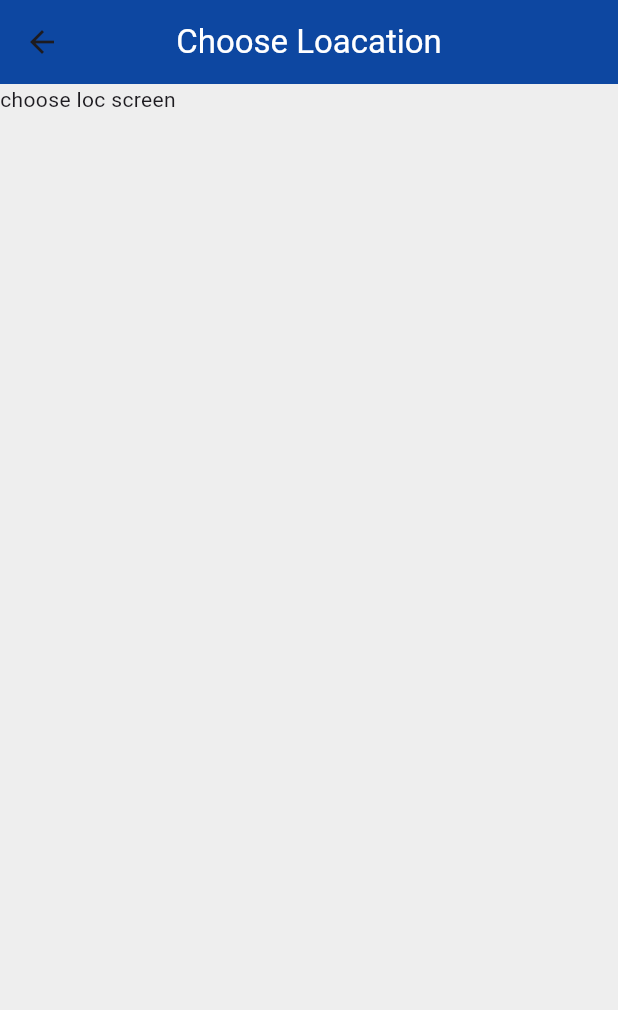
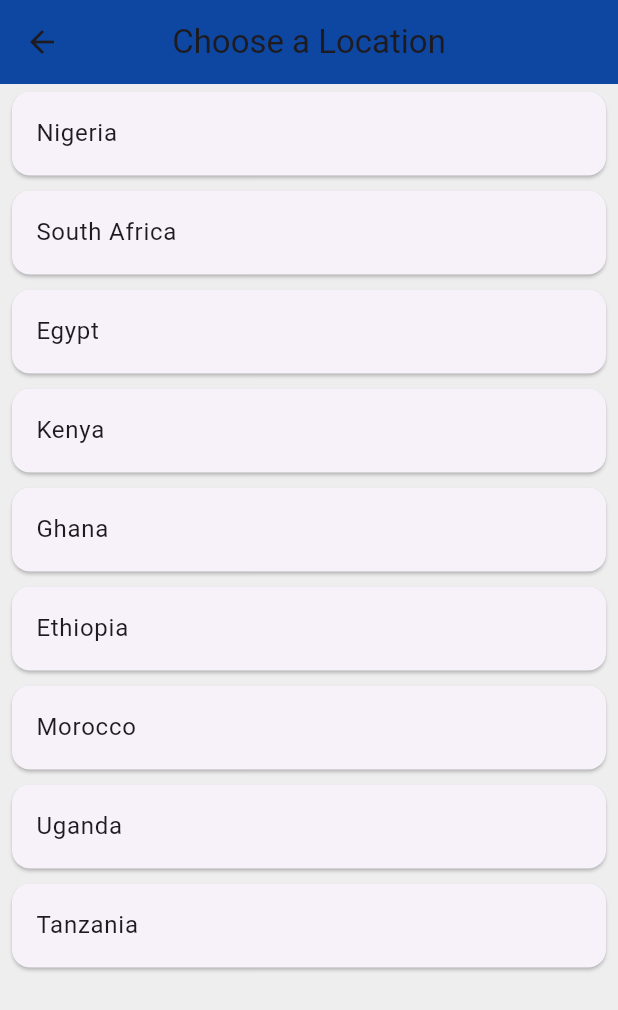
Before and after one commit to Andreicomia11-12/AquaDiary, a Flutter app: the screen it shows after launch, after a tap on "Edit Location", on a phone screen of 412 x 824 dp. Shown: the top 1010 px of the screen. Run offline on Flutter 3.47's test engine with Material 3 defaults, Android fonts, the light colour scheme and no system bars; our stand-ins replace shared_preferences; network calls fail.

Commit message:
New Commit World Time

```diff
--- a/lib/World_time/pages/choose_location.dart
+++ b/lib/World_time/pages/choose_location.dart
@@ -1,4 +1,5 @@
 import 'package:flutter/material.dart';
+import 'package:aquadiary/World_time/pages/world_time_Service.dart';
 
 class ChooseLocation extends StatefulWidget {
   const ChooseLocation({super.key});
@@ -8,24 +9,57 @@ class ChooseLocation extends StatefulWidget {
 }
 
 class _ChooseLocationState extends State<ChooseLocation> {
+  List<WorldTimeService> locations = [
+    WorldTimeService(location: 'Nigeria', urlCont: 'Africa', urlCount: 'Lagos'),
+    WorldTimeService(location: 'South Africa', urlCont: 'Africa', urlCount: 'Johannesburg'),
+    WorldTimeService(location: 'Egypt', urlCont: 'Africa', urlCount: 'Cairo'),
+    WorldTimeService(location: 'Kenya', urlCont: 'Africa', urlCount: 'Nairobi'),
+    WorldTimeService(location: 'Ghana', urlCont: 'Africa', urlCount: 'Accra'),
+    WorldTimeService(location: 'Ethiopia', urlCont: 'Africa', urlCount: 'Addis_Ababa'),
+    WorldTimeService(location: 'Morocco', urlCont: 'Africa', urlCount: 'Casablanca'),
+    WorldTimeService(location: 'Uganda', urlCont: 'Africa', urlCount: 'Kampala'),
+    WorldTimeService(location: 'Tanzania', urlCont: 'Africa', urlCount: 'Dar_es_Salaam'),
+  ];
+
+  void updateTime(index) async {
+    WorldTimeService instance = locations[index];
+    await instance.getTime();
+
+    Navigator.pop(context, {
+      'location': instance.location ?? '-',
+      'time': instance.time ?? '-',
+      'urlCont': instance.urlCont ?? '-',
+      'urlCount': instance.urlCount ?? '-',
+      'isDaytime': instance.isDaytime ?? false,
+    });
+  }
 
   @override
   Widget build(BuildContext context) {
+    print('initstate func runs');
     return Scaffold(
       backgroundColor: Colors.grey[200],
       appBar: AppBar(
         backgroundColor: Colors.blue[900],
-        title: Text(
-          'Choose Loacation',
-          style: TextStyle(
-            color: Colors.white,
-          ),
-        ),
+        title: Text('Choose a Location'),
         centerTitle: true,
         elevation: 0,
       ),
-      body: Text(
-          'choose loc screen'
+      body: ListView.builder(
+        itemCount: locations.length,
+        itemBuilder: (context, index) {
+          return Padding(
+            padding: const EdgeInsets.symmetric(vertical: 1.0, horizontal: 4.0),
+            child: Card(
+              child: ListTile(
+                onTap: () {
+                  updateTime(index);
+                },
+                title: Text(locations[index].location!),
+              ),
+            ),
+          );
+        },
       ),
     );
   }
--- a/lib/World_time/pages/home.dart
+++ b/lib/World_time/pages/home.dart
@@ -8,22 +8,85 @@ class Home extends StatefulWidget {
 }
 
 class _HomeState extends State<Home> {
+
+  Map data = {};
+
   @override
   Widget build(BuildContext context) {
+    try {
+      data = data.isNotEmpty ? data : ModalRoute.of(context)?.settings.arguments as Map;
+    } catch (e) {
+      data = {
+        'location': 'sa langit',
+        'time': 'relapse',
+      };
+    }
+
+    String? bgImage = (data['isDaytime'] == true) ? 'background.webp' : 'background.webp';
+
     return Scaffold(
         body: SafeArea(
+            child: Container(
+              decoration: BoxDecoration(
+                  image: DecorationImage(
+                    image: AssetImage('Assets/worldtime/$bgImage'),
+                    fit: BoxFit.cover,
+                  )
+              ),
+              child: Padding(
+                padding: const EdgeInsets.fromLTRB(0, 120, 0, 0),
                 child: Column(
                   children: [
                     ElevatedButton.icon(
-                onPressed: () {
-                  Navigator.pushNamed(context, '/location');
+                        onPressed: () async {
+                          dynamic result = await Navigator.pushNamed(context, '/location');
+                          if (result != null) {
+                            setState(() {
+                              data = {
+                                'location': result['location'] ?? 'Unknown Location',
+                                'time': result['time'] ?? 'Loading...',
+                                'urlCont': result['urlCont'],
+                                'urlCount': result['urlCount'],
+                                'isDaytime': result['isDaytime'] ?? false,
+                              };
+                            });
+                          }
                         },
-                icon: Icon(Icons.edit_location),
-                label: Text('Edit Location'),
+                        style: ElevatedButton.styleFrom(
+                          backgroundColor: Colors.transparent,
+                          shadowColor: Colors.transparent,
+                          elevation: 0,
+                        ),
+                        icon: Icon(Icons.edit_location, color: const Color.fromARGB(255, 255, 255, 255)),
+                        label: Text('Edit Location', style: TextStyle(color: const Color.fromARGB(255, 255, 255, 255)))
+                    ),
+                    SizedBox(height: 20.0),
+                    Row(
+                      mainAxisAlignment: MainAxisAlignment.center,
+                      children: [
+                        Text(
+                          data['location'] ?? 'Unknown Location',
+                          style: TextStyle(
+                            fontSize: 28,
+                            letterSpacing: 2,
+                            color: Colors.white,
+                          ),
                         )
                       ],
+                    ),
+                    SizedBox(height: 20.0,),
+                    Text(
+                      data['time'] ?? 'Loading...',
+                      style: TextStyle(
+                        fontSize: 60.0,
+                        color: Colors.white,
+                      ),
                     )
+                  ],
                 ),
+              ),
+            )
+        )
     );
   }
 }
--- a/lib/World_time/pages/loading.dart
+++ b/lib/World_time/pages/loading.dart
@@ -1,6 +1,5 @@
 import 'package:flutter/material.dart';
-import 'package:http/http.dart';
-import 'dart:convert';
+import 'world_time_Service.dart';
 
 class Loading extends StatefulWidget {
   const Loading({super.key});
@@ -10,25 +9,45 @@ class Loading extends StatefulWidget {
 }
 
 class _LoadingState extends State<Loading> {
+  String time = 'loading';
 
-  void getData() async {
-    Response response = await get(Uri.parse('https://jsonplaceholder.typicode.com/todos/1'));
-    Map data = jsonDecode(response.body);
-    print(data);
-    print(data['title']);
+  void setupWorldTime() async {
+    // Default to Nairobi, Kenya
+    WorldTimeService instance = WorldTimeService(
+      location: 'Kenya',
+      urlCont: 'Africa',
+      urlCount: 'Nairobi',
+    );
 
+    await instance.getTime();
+
+    Navigator.pushReplacementNamed(context, '/home', arguments: {
+      'location': instance.location,
+      'time': instance.time,
+      'urlCont': instance.urlCont,
+      'urlCount': instance.urlCount,
+      'isDaytime': instance.isDaytime,
+    });
   }
 
   @override
   void initState() {
     super.initState();
-    getData();
+    setupWorldTime();
   }
 
   @override
   Widget build(BuildContext context) {
     return Scaffold(
-      body: Text('Loading'),
+      body: Padding(
+        padding: EdgeInsets.all(50.0),
+        child: Center(
+          child: Text(
+            'Loading...',
+            style: TextStyle(fontSize: 24),
+          ),
+        ),
+      ),
     );
   }
 }
--- /dev/null
+++ b/lib/World_time/pages/world_time_Service.dart
@@ -0,0 +1,32 @@
+import 'package:http/http.dart';
+import 'dart:convert';
+import 'package:intl/intl.dart';
+
+class WorldTimeService {
+  String? location;
+  String? time;
+  String? urlCont;
+  String? urlCount;
+  bool? isDaytime;
+
+  WorldTimeService({this.location, this.urlCont, this.urlCount});
+
+  Future<void> getTime() async {
+    try {
+      final url = 'https://www.timeapi.io/api/time/current/zone?timeZone=$urlCont/$urlCount';
+      Response response = await get(Uri.parse(url));
+      Map data = jsonDecode(response.body);
+
+      String datetime = data['dateTime'];
+      DateTime now = DateTime.parse(datetime);
+
+
+      isDaytime = now.hour >= 6 && now.hour < 18;
+      time = DateFormat.jm().format(now);
+    } catch (e) {
+      print('Error: $e');
+      time = 'Error: time not available';
+      isDaytime = false;
+    }
+  }
+}
--- a/lib/main.dart
+++ b/lib/main.dart
@@ -1,19 +1,18 @@
 import 'package:flutter/material.dart';
-import 'package:aquadiary/World_time/pages/choose_location.dart';
-import 'package:aquadiary/World_time/pages/home.dart';
-import 'package:aquadiary/World_time/pages/loading.dart';
 
+import 'world_time/pages/home.dart';
+import 'world_time/pages/loading.dart';
+import 'world_time/pages/choose_location.dart';
 
 void main() {
-
-  runApp(MaterialApp(
-    debugShowCheckedModeBanner: false,
-    initialRoute: '/',
-    routes: {
-      //Worldtime Routes
-      '/' : (context) => Home(),
-      '/location' : (context) => ChooseLocation(),
-      '/load' : (context) => Loading(),
-    },
-  ));
+  runApp(
+    MaterialApp(
+      debugShowCheckedModeBanner: false,
+      routes: {
+        '/': (context) => const Loading(),
+        '/home': (context) => const Home(),
+        '/location': (context) => const ChooseLocation(),
+      },
+    ),
+  );
 }
--- a/pubspec.yaml
+++ b/pubspec.yaml
@@ -32,10 +32,12 @@ dependencies:
     sdk: flutter
   shared_preferences: ^2.2.2
   http: ^1.4.0
+  flutter_lints: ^5.0.0
 
   # The following adds the Cupertino Icons font to your application.
   # Use with the CupertinoIcons class for iOS style icons.
   cupertino_icons: ^1.0.8
+  intl: ^0.18.1
 
 dev_dependencies:
   flutter_test:
@@ -63,6 +65,7 @@ flutter:
   assets:
      - Assets/fish/
      - Assets/Fonts/
+     - Assets/worldtime/
 
   # An image asset can refer to one or more resolution-specific "variants", see
   # https://flutter.dev/to/resolution-aware-images
```
Also changed, not shown: Assets/worldtime/acctivity.jpg (added), Assets/worldtime/background.webp (added), pubspec.lock. Lines whose indentation alone changed are shown as unchanged.
